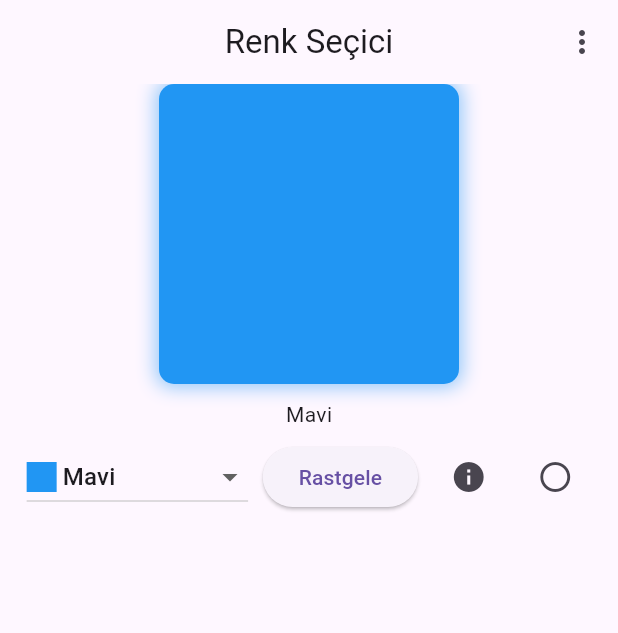
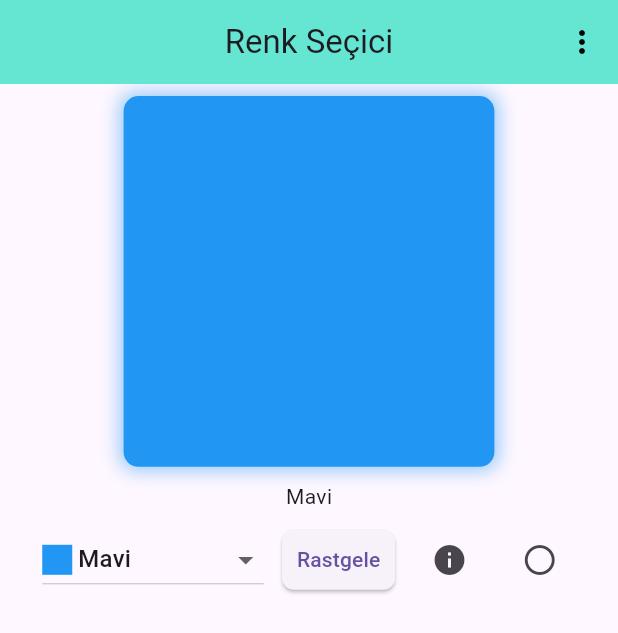
Before and after one commit to brkgncr/flutter_color_choose, a Flutter app: the screen it shows after launch, on a phone screen of 412 x 824 dp. Shown: the top 633 px of the screen. Run offline on Flutter 3.47's test engine with Material 3 defaults, Android fonts, the light colour scheme and no system bars; our stand-ins replace fluttertoast.

Commit message:
Codes were separated and filed in a professional manner. The problem of collecting all codes in one place and looking messy was solved

```diff
--- /dev/null
+++ b/lib/constants/colors.dart
@@ -0,0 +1,24 @@
+import 'package:flutter/material.dart';
+
+final Map<Color, String> renkler = {
+  Colors.red: 'Kırmızı',
+  Colors.blue: 'Mavi',
+  const Color.fromARGB(255, 224, 255, 225): 'Yeşil',
+  Colors.yellow: 'Sarı',
+  Colors.orange: 'Turuncu',
+  Colors.purple: 'Mor',
+  Colors.pink: 'Pembe',
+  Colors.brown: 'Kahverengi',
+  Colors.grey: 'Gri',
+  Colors.black: 'Siyah',
+  Colors.white: 'Beyaz',
+  Colors.cyan: 'Camgöbeği',
+  Colors.lime: 'Limon Yeşili',
+  Colors.indigo: 'Çivit Mavisi',
+  Colors.teal: 'Deniz Mavisi',
+  Colors.amber: 'Kehribar',
+  Colors.deepOrange: 'Koyu Turuncu',
+  Colors.lightGreen: 'Açık Yeşil',
+  Colors.deepPurple: 'Koyu Mor',
+  Colors.blueGrey: 'Mavi Gri',
+};
--- a/lib/main.dart
+++ b/lib/main.dart
@@ -1,7 +1,6 @@
-import 'dart:math';
-
 import 'package:flutter/material.dart';
-import 'package:fluttertoast/fluttertoast.dart';
+import 'package:flutter_renk_secici/pages/color_picker_page.dart';
+import 'package:flutter_renk_secici/theme/app_theme.dart';
 
 void main(List<String> args) {
   runApp(MyApp());
@@ -12,190 +11,6 @@ class MyApp extends StatelessWidget {
 
   @override
   Widget build(BuildContext context) {
-    return MaterialApp(theme: ThemeData(), home: ColorPickerPage());
+    return MaterialApp(theme: AppTheme.theme, home: ColorPickerPage());
   }
 }
-
-class ColorPickerPage extends StatefulWidget {
-  const ColorPickerPage({super.key});
-
-  @override
-  State<ColorPickerPage> createState() => _ColorPickerPageState();
-}
-
-class _ColorPickerPageState extends State<ColorPickerPage> {
-  Color selectedColor = Colors.blue;
-  bool isCircular = false;
-  bool isShowColorName = true;
-
-  void _rastgeleRenkSec() {
-    final colors = renkler.keys.toList();
-    final rastgeleSayi = Random().nextInt(colors.length);
-    final randomColor = colors[Random().nextInt(colors.length)];
-    setState(() {
-      selectedColor = randomColor;
-      debugPrint(rastgeleSayi.toString());
-    });
-  }
-
-  void _renginKodunuGoster() {
-    Fluttertoast.showToast(
-      msg:
-          "RGB : (${selectedColor.red}, ${selectedColor.green}, ${selectedColor.blue})",
-      toastLength: Toast.LENGTH_LONG,
-      gravity: ToastGravity.BOTTOM,
-      timeInSecForIosWeb: 1,
-      backgroundColor: selectedColor,
-      textColor: Colors.white,
-      fontSize: 24.0,
-    );
-  }
-
-  void _containerSekliniDegistir() {
-    setState(() {
-      isCircular = !isCircular;
-    });
-  }
-
-  final Map<Color, String> renkler = {
-    Colors.red: 'Kırmızı',
-    Colors.blue: 'Mavi',
-    const Color.fromARGB(255, 224, 255, 225): 'Yeşil',
-    Colors.yellow: 'Sarı',
-    Colors.orange: 'Turuncu',
-    Colors.purple: 'Mor',
-    Colors.pink: 'Pembe',
-    Colors.brown: 'Kahverengi',
-    Colors.grey: 'Gri',
-    Colors.black: 'Siyah',
-    Colors.white: 'Beyaz',
-    Colors.cyan: 'Camgöbeği',
-    Colors.lime: 'Limon Yeşili',
-    Colors.indigo: 'Çivit Mavisi',
-    Colors.teal: 'Deniz Mavisi',
-    Colors.amber: 'Kehribar',
-    Colors.deepOrange: 'Koyu Turuncu',
-    Colors.lightGreen: 'Açık Yeşil',
-    Colors.deepPurple: 'Koyu Mor',
-    Colors.blueGrey: 'Mavi Gri',
-  };
-  @override
-  Widget build(BuildContext context) {
-    return Scaffold(
-      appBar: AppBar(
-        title: Text('Renk Seçici'),
-        centerTitle: true,
-        actions: [
-          PopupMenuButton<String>(
-            onSelected: (value) {
-              setState(() {
-                isShowColorName = !isShowColorName;
-              });
-            },
-            itemBuilder: (context) {
-              return [
-                PopupMenuItem(
-                  value: "a",
-                  child: Row(
-                    children: [
-                      Icon(
-                        isShowColorName
-                            ? Icons.visibility_off
-                            : Icons.visibility,
-                        size: 20,
-                        color: Colors.black54,
-                      ),
-                      const SizedBox(width: 8),
-                      Text(
-                        isShowColorName
-                            ? "Renk Adını Gizle"
-                            : "Renk Adını Göster",
-                      ),
-                    ],
-                  ),
-                ),
-              ];
-            },
-            icon: Icon(Icons.more_vert),
-          ),
-        ],
-      ),
-      body: Center(
-        child: Column(
-          children: [
-            Container(
-              width: 200,
-              height: 200,
-              decoration: BoxDecoration(
-                color: selectedColor,
-                borderRadius: BorderRadius.circular(isCircular ? 100 : 10),
-                boxShadow: [
-                  BoxShadow(
-                    color: selectedColor.withOpacity(0.5),
-                    blurRadius: 10,
-                    spreadRadius: 2,
-                  ),
-                ],
-              ),
-            ),
-            SizedBox(height: 10),
-            isShowColorName
-                ? Text(renkler[selectedColor] ?? 'Seçilen Renk')
-                : SizedBox(),
-            Padding(
-              padding: const EdgeInsets.all(8.0),
-              child: Row(
-                mainAxisAlignment: MainAxisAlignment.spaceEvenly,
-                children: [
-                  DropdownButton<Color>(
-                    value: selectedColor,
-                    items:
-                        renkler.entries.map((entry) {
-                          return DropdownMenuItem(
-                            value: entry.key,
-                            child: Row(
-                              children: [
-                                Container(
-                                  width: 20,
-                                  height: 20,
-                                  color: entry.key,
-                                ),
-                                SizedBox(width: 4),
-                                Text(entry.value),
-                              ],
-                            ),
-                          );
-                        }).toList(),
-                    onChanged: (value) {
-                      setState(() {
-                        selectedColor = value!;
-                      });
-                    },
-                  ),
-                  ElevatedButton(
-                    onPressed: _rastgeleRenkSec,
-                    child: Text("Rastgele"),
-                  ),
-                  IconButton(
-                    onPressed: _renginKodunuGoster,
-                    icon: Icon(Icons.info),
-                  ),
-                  IconButton(
-                    onPressed: () {
-                      _containerSekliniDegistir();
-                    },
-                    icon: Icon(
-                      isCircular
-                          ? Icons.square_outlined
-                          : Icons.circle_outlined,
-                    ),
-                  ),
-                ],
-              ),
-            ),
-          ],
-        ),
-      ),
-    );
-  }
-}
--- /dev/null
+++ b/lib/pages/color_picker_page.dart
@@ -0,0 +1,160 @@
+import 'dart:math';
+
+import 'package:flutter/material.dart';
+import 'package:flutter_renk_secici/constants/colors.dart';
+import 'package:flutter_renk_secici/widgets/color_display.dart';
+import 'package:fluttertoast/fluttertoast.dart';
+
+class ColorPickerPage extends StatefulWidget {
+  const ColorPickerPage({super.key});
+
+  @override
+  State<ColorPickerPage> createState() => _ColorPickerPageState();
+}
+
+class _ColorPickerPageState extends State<ColorPickerPage> {
+  Color selectedColor = Colors.blue;
+  bool isCircular = false;
+  bool isShowColorName = true;
+
+  void _rastgeleRenkSec() {
+    final colors = renkler.keys.toList();
+    final rastgeleSayi = Random().nextInt(colors.length);
+    final randomColor = colors[Random().nextInt(colors.length)];
+    setState(() {
+      selectedColor = randomColor;
+      debugPrint(rastgeleSayi.toString());
+    });
+  }
+
+  void _renginKodunuGoster() {
+    Fluttertoast.showToast(
+      msg:
+          "RGB : (${selectedColor.red}, ${selectedColor.green}, ${selectedColor.blue})",
+      toastLength: Toast.LENGTH_LONG,
+      gravity: ToastGravity.BOTTOM,
+      timeInSecForIosWeb: 1,
+      backgroundColor: selectedColor,
+      textColor: Colors.white,
+      fontSize: 24.0,
+    );
+  }
+
+  void _containerSekliniDegistir() {
+    setState(() {
+      isCircular = !isCircular;
+    });
+  }
+
+  @override
+  Widget build(BuildContext context) {
+    return Scaffold(
+      appBar: AppBar(
+        title: Text('Renk Seçici'),
+        centerTitle: true,
+        actions: [
+          PopupMenuButton<String>(
+            onSelected: (value) {
+              setState(() {
+                isShowColorName = !isShowColorName;
+              });
+            },
+            itemBuilder: (context) {
+              return [
+                PopupMenuItem(
+                  value: "a",
+                  child: Row(
+                    children: [
+                      Icon(
+                        isShowColorName
+                            ? Icons.visibility_off
+                            : Icons.visibility,
+                        size: 20,
+                        color: Colors.black54,
+                      ),
+                      const SizedBox(width: 8),
+                      Text(
+                        isShowColorName
+                            ? "Renk Adını Gizle"
+                            : "Renk Adını Göster",
+                      ),
+                    ],
+                  ),
+                ),
+              ];
+            },
+            icon: Icon(Icons.more_vert),
+          ),
+        ],
+      ),
+      body: Center(
+        child: Padding(
+          padding: const EdgeInsets.all(8.0),
+          child: Column(
+            children: [
+              ColorDisplay(
+                selectedColor: selectedColor,
+                isCircular: isCircular,
+              ),
+              SizedBox(height: 10),
+              isShowColorName
+                  ? Text(renkler[selectedColor] ?? 'Seçilen Renk')
+                  : SizedBox(),
+              Padding(
+                padding: const EdgeInsets.all(8.0),
+                child: Row(
+                  mainAxisAlignment: MainAxisAlignment.spaceEvenly,
+                  children: [
+                    DropdownButton<Color>(
+                      value: selectedColor,
+                      items:
+                          renkler.entries.map((entry) {
+                            return DropdownMenuItem(
+                              value: entry.key,
+                              child: Row(
+                                children: [
+                                  Container(
+                                    width: 20,
+                                    height: 20,
+                                    color: entry.key,
+                                  ),
+                                  SizedBox(width: 4),
+                                  Text(entry.value),
+                                ],
+                              ),
+                            );
+                          }).toList(),
+                      onChanged: (value) {
+                        setState(() {
+                          selectedColor = value!;
+                        });
+                      },
+                    ),
+                    ElevatedButton(
+                      onPressed: _rastgeleRenkSec,
+                      child: Text("Rastgele"),
+                    ),
+                    IconButton(
+                      onPressed: _renginKodunuGoster,
+                      icon: Icon(Icons.info),
+                    ),
+                    IconButton(
+                      onPressed: () {
+                        _containerSekliniDegistir();
+                      },
+                      icon: Icon(
+                        isCircular
+                            ? Icons.square_outlined
+                            : Icons.circle_outlined,
+                      ),
+                    ),
+                  ],
+                ),
+              ),
+            ],
+          ),
+        ),
+      ),
+    );
+  }
+}
--- /dev/null
+++ b/lib/theme/app_theme.dart
@@ -0,0 +1,18 @@
+import 'package:flutter/material.dart';
+
+class AppTheme {
+  static ThemeData theme = ThemeData(
+    primarySwatch: Colors.teal,
+    appBarTheme: const AppBarTheme(
+      backgroundColor: Colors.tealAccent,
+      elevation: 20,
+      iconTheme: IconThemeData(color: Colors.black),
+    ),
+    elevatedButtonTheme: ElevatedButtonThemeData(
+      style: ElevatedButton.styleFrom(
+        padding: EdgeInsets.symmetric(horizontal: 10, vertical: 4),
+        shape: RoundedRectangleBorder(borderRadius: BorderRadius.circular(8)),
+      ),
+    ),
+  );
+}
--- /dev/null
+++ b/lib/widgets/color_display.dart
@@ -0,0 +1,39 @@
+import 'package:flutter/material.dart';
+
+class ColorDisplay extends StatelessWidget {
+  const ColorDisplay({
+    super.key,
+    required this.selectedColor,
+    required this.isCircular,
+  });
+
+  final Color selectedColor;
+  final bool isCircular;
+
+  @override
+  Widget build(BuildContext context) {
+    final deviceSize = MediaQuery.of(context).size;
+    debugPrint(deviceSize.toString());
+
+    final containerSize = deviceSize.shortestSide * 0.6;
+    debugPrint(containerSize.toString());
+
+    return Container(
+      width: containerSize,
+      height: containerSize,
+      decoration: BoxDecoration(
+        color: selectedColor,
+        borderRadius: BorderRadius.circular(
+          isCircular ? containerSize / 2 : 10,
+        ),
+        boxShadow: [
+          BoxShadow(
+            color: selectedColor.withOpacity(0.5),
+            blurRadius: 10,
+            spreadRadius: 2,
+          ),
+        ],
+      ),
+    );
+  }
+}
```
